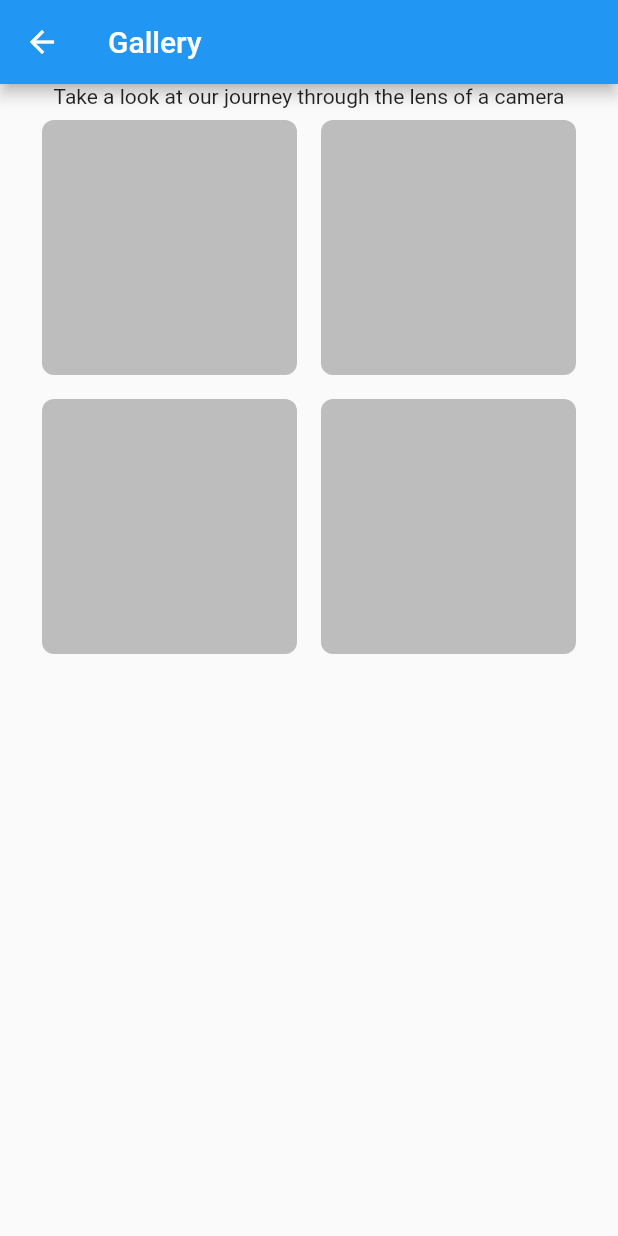
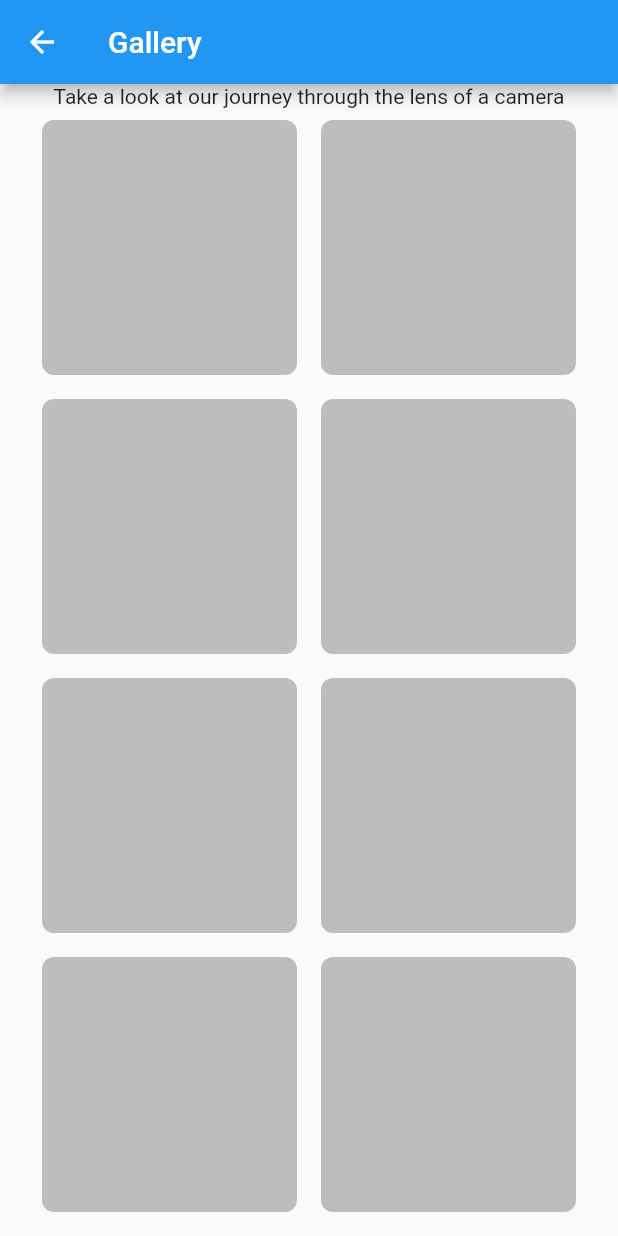
Before and after one commit to vikilinho/candv, a Flutter app: the Gallery screen opened directly, on a phone screen of 412 x 824 dp. Run offline on Flutter 3.47's test engine with Material 2 defaults, Android fonts, the light colour scheme and no system bars; our stand-ins replace animated_text_kit, flutter_svg.

Commit message:
mobile display

```diff
--- a/lib/views/gallery.dart
+++ b/lib/views/gallery.dart
@@ -23,17 +23,20 @@ class _GalleryState extends State<Gallery> {
           children: [
             const Text(
                 'Take a look at our journey through the lens of a camera'),
-            AspectRatio(
+            Expanded(
+              child: AspectRatio(
                 aspectRatio: 1,
                 child: SizedBox(
                   width: double.infinity,
                   child: GridView.builder(
                     itemCount: 10,
-                  gridDelegate: const SliverGridDelegateWithFixedCrossAxisCount(
+                    gridDelegate:
+                        const SliverGridDelegateWithFixedCrossAxisCount(
                             crossAxisCount: 2),
                     itemBuilder: (context, index) {
                       return MyBox();
                     },
+                  ),
                 ),
               ),
             ),
```
Lines whose indentation alone changed are shown as unchanged.
